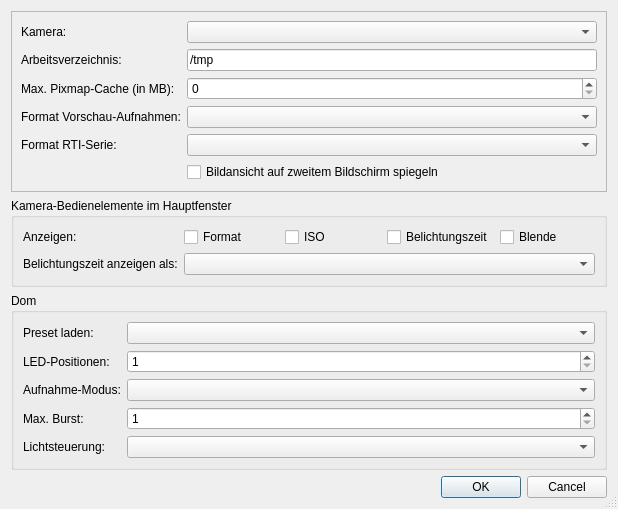
This is ui/settings_dialog.ui in cceh/byzanz-capture as Qt 5 draws it before an edit. The edited form follows.
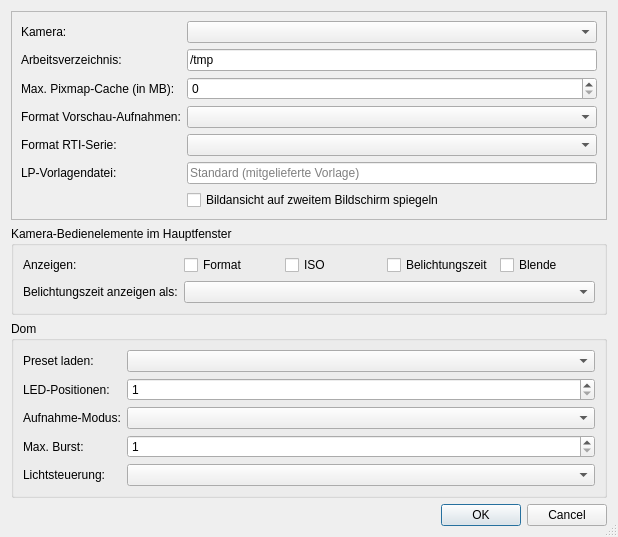
This is the edited form.

Commit message: feat(settings): choosable LP template file, checked before RTI capture

Diff of the .ui file:
```diff
--- a/ui/settings_dialog.ui
+++ b/ui/settings_dialog.ui
@@ -109,7 +109,30 @@
       <item row="4" column="1">
        <widget class="QComboBox" name="captureFormatSelect"/>
       </item>
+      <item row="5" column="0">
+       <widget class="QLabel" name="lpTemplateLabel">
+        <property name="text">
+         <string>LP-Vorlagendatei:</string>
+        </property>
+       </widget>
+      </item>
       <item row="5" column="1">
+       <widget class="QLineEdit" name="lpTemplatePathInput">
+        <property name="cursor">
+         <cursorShape>PointingHandCursor</cursorShape>
+        </property>
+        <property name="placeholderText">
+         <string>Standard (mitgelieferte Vorlage)</string>
+        </property>
+        <property name="toolTip">
+         <string>Vorlage für die LP-Datei der RTI-Serie. Leer = die mitgelieferte CCeH-Dom-Vorlage.</string>
+        </property>
+        <property name="readOnly">
+         <bool>true</bool>
+        </property>
+       </widget>
+      </item>
+      <item row="6" column="1">
        <widget class="QCheckBox" name="enableSecondScreenMirrorCheckbox">
         <property name="text">
          <string>Bildansicht auf zweitem Bildschirm spiegeln</string>
```
The commit also changes 6 other files.
